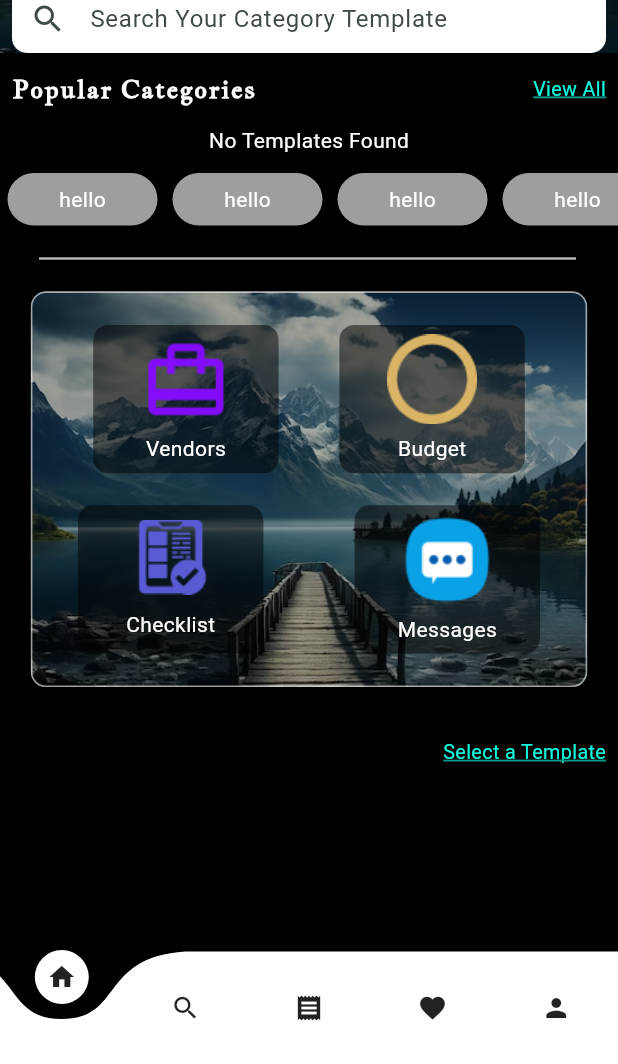
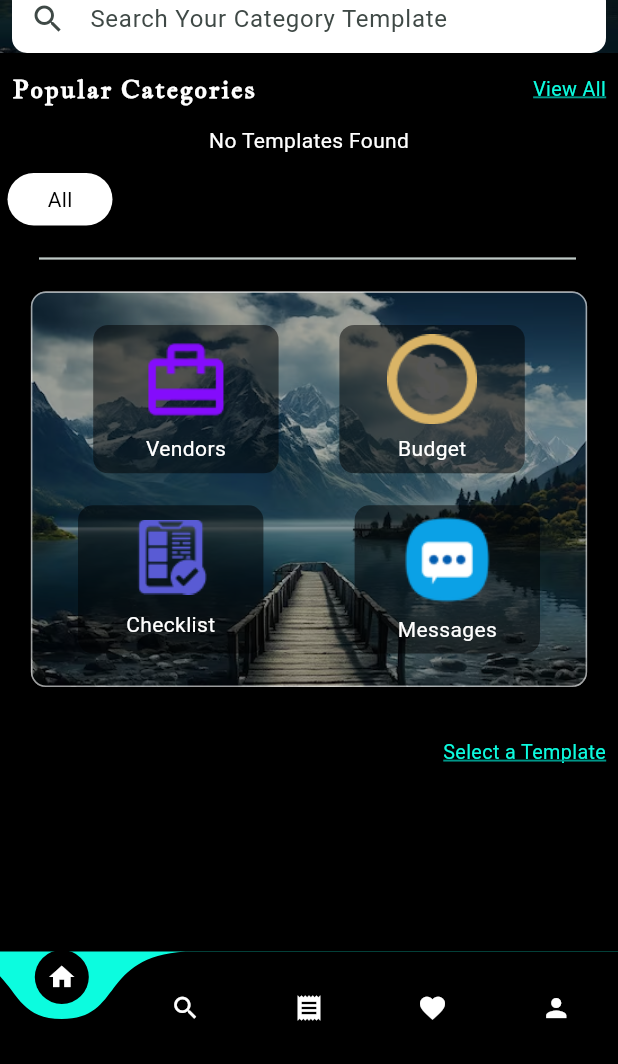
Before and after one commit to jasirpk/Admin-Event-Pro, a Flutter app: the HomeScreen screen opened directly, on a phone screen of 412 x 824 dp, the part 172-1236 px from its top. Run offline on Flutter 3.47's test engine with Material 3 defaults, Android fonts, the phone set to English and light mode, and no system bars; drawn by our look-alikes of curved_navigation_bar; our stand-ins replace bloc, carousel_slider, cloud_firestore, firebase_auth, firebase_core, flutter_bloc and 5 more; missing offline and left inert: flutter_facebook_auth, pushable_button; accounts and stored records are empty.

Commit message:
name container added

```diff
--- a/lib/presentation/components/dashboard.dart/home_page.dart
+++ b/lib/presentation/components/dashboard.dart/home_page.dart
@@ -1,6 +1,7 @@
 import 'package:admineventpro/common/style.dart';
 import 'package:admineventpro/data_layer/services/category.dart';
 import 'package:admineventpro/presentation/components/dashboard.dart/listview.dart';
+import 'package:admineventpro/presentation/components/dashboard.dart/listview_name.dart';
 import 'package:admineventpro/presentation/components/ui/silver_appbar.dart';
 import 'package:admineventpro/presentation/components/ui/squre_container.dart';
 import 'package:admineventpro/presentation/components/ui/custom_text.dart';
@@ -58,37 +59,8 @@ class HomePage extends StatelessWidget {
               screenWidth: screenWidth,
             ),
           ),
-          SliverToBoxAdapter(
-            child: Padding(
-              padding: EdgeInsets.only(top: 12, bottom: 14),
-              child: SizedBox(
-                height: 35,
-                child: ListView.builder(
-                  scrollDirection: Axis.horizontal,
-                  itemCount: 30,
-                  itemBuilder: (context, index) {
-                    return Container(
-                      margin: EdgeInsets.symmetric(
-                          horizontal: 5), // Add margin between items
-                      width: 100, // Fixed width for each item
-                      decoration: BoxDecoration(
-                        borderRadius: BorderRadius.circular(30),
-                        color: Colors.grey, // Added color for visibility
-                      ),
-                      child: Center(
-                        child: Text(
-                          'hello',
-                          style: TextStyle(
-                              color: Colors
-                                  .white), // Center the text and add style
-                        ),
-                      ),
-                    );
-                  },
-                ),
-              ),
-            ),
-          ),
+          ListViewName(
+              databaseMethods: databaseMethods, selectedValue: selectedValue),
           SliverToBoxAdapter(
             child: Padding(
               padding: const EdgeInsets.only(bottom: 14),
--- a/lib/presentation/pages/dashboard/home.dart
+++ b/lib/presentation/pages/dashboard/home.dart
@@ -41,6 +41,7 @@
 //   }
 // }
 
+import 'package:admineventpro/common/style.dart';
 import 'package:admineventpro/data_layer/dashboard_bloc/dashboard_bloc.dart';
 import 'package:admineventpro/presentation/components/dashboard.dart/favorites.dart';
 import 'package:admineventpro/presentation/components/dashboard.dart/home_page.dart';
@@ -64,14 +65,35 @@ class HomeScreen extends StatelessWidget {
   Widget build(BuildContext context) {
     return Scaffold(
       bottomNavigationBar: CurvedNavigationBar(
-        backgroundColor: Colors.black,
+        backgroundColor: myColor,
+        color: Colors.black,
         animationDuration: Duration(milliseconds: 400),
         items: <Widget>[
-          Icon(Icons.home, size: 20),
-          Icon(Icons.search, size: 20),
-          Icon(Icons.receipt, size: 20),
-          Icon(Icons.favorite, size: 20),
-          Icon(Icons.person, size: 20)
+          Icon(
+            Icons.home,
+            size: 20,
+            color: Colors.white,
+          ),
+          Icon(
+            Icons.search,
+            size: 20,
+            color: Colors.white,
+          ),
+          Icon(
+            Icons.receipt,
+            size: 20,
+            color: Colors.white,
+          ),
+          Icon(
+            Icons.favorite,
+            size: 20,
+            color: Colors.white,
+          ),
+          Icon(
+            Icons.person,
+            size: 20,
+            color: Colors.white,
+          )
         ],
         onTap: (index) {
           context.read<DashboardBloc>().add(TabChanged(index));
```
Also changed, not shown: lib/presentation/components/dashboard.dart/listview_name.dart (added, +98 -0 lines), lib/presentation/components/ui/silver_listview.dart (+3 -7 lines).
